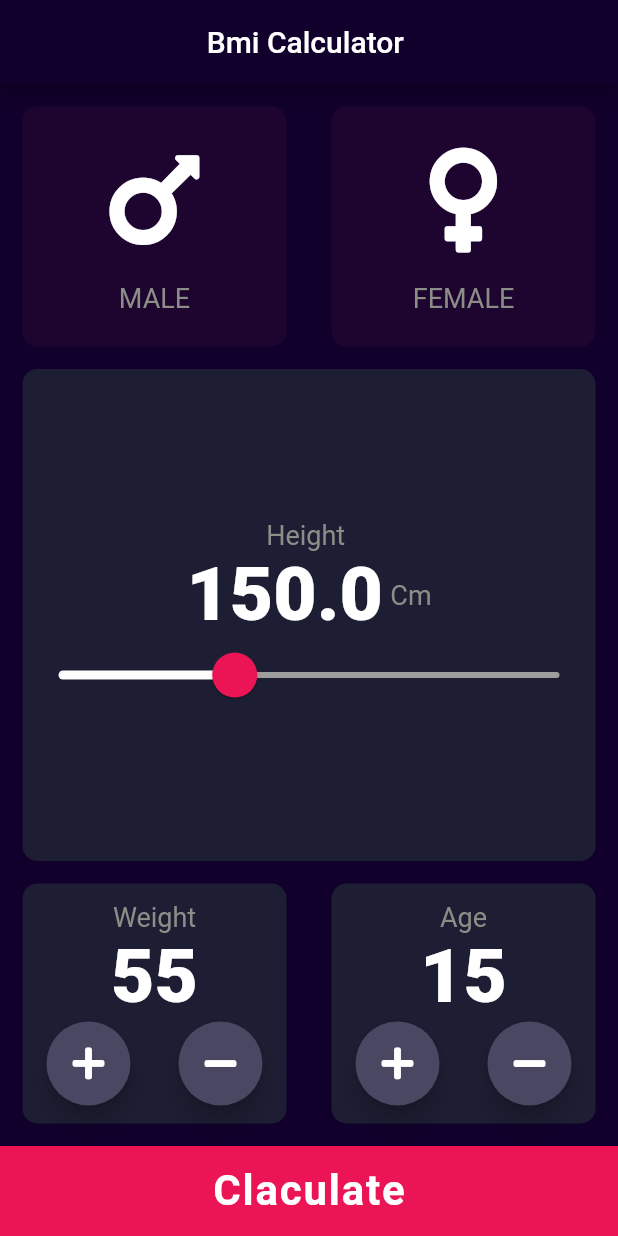
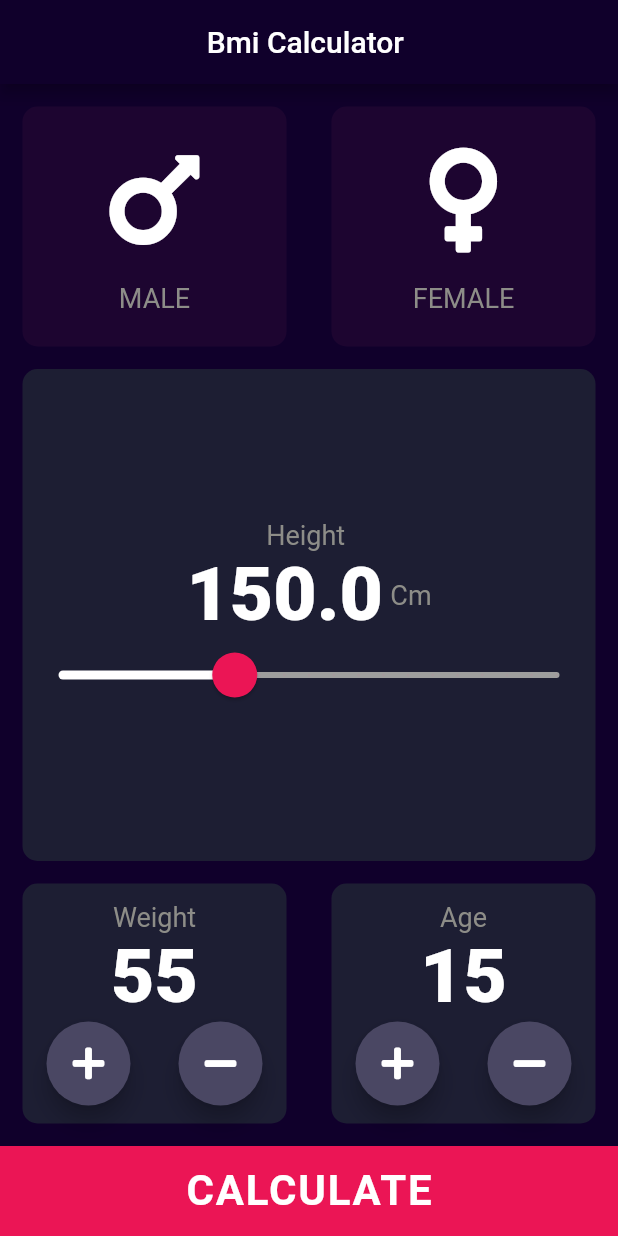
Before and after one commit to ikram-md/flutter, a Flutter app: the screen it shows after launch, on a phone screen of 412 x 824 dp. Run offline on Flutter 3.47's test engine with Material 2 defaults, Android fonts, the light colour scheme and no system bars; our stand-ins replace audioplayers, font_awesome_flutter, rflutter_alert.

Commit message:
refactored the code and seperated the card components

```diff
--- /dev/null
+++ b/bmi/lib/components/bottom_button.dart
@@ -0,0 +1,17 @@
+import 'package:flutter/material.dart';
+import 'constants.dart';
+
+class BottomButton extends StatelessWidget {
+  const BottomButton({Key key, this.onPress, this.buttonText})
+      : super(key: key);
+  final Function onPress;
+  final String buttonText;
+
+  @override
+  Widget build(BuildContext context) {
+    return TextButton(
+      onPressed: onPress,
+      child: Text(buttonText.toUpperCase(), style: bottoButtonText),
+    );
+  }
+}
--- a/bmi/lib/components/constants.dart
+++ b/bmi/lib/components/constants.dart
@@ -17,5 +17,7 @@ const localTextStyle = TextStyle(fontSize: 18.0, color: Color(0xff8d8d88));
 const biggerBoldText = TextStyle(fontSize: 100.0, fontWeight: FontWeight.w900);
 const successText = TextStyle(fontSize: 35.0, fontWeight: FontWeight.w500, color: Colors.green);
 const resultText = TextStyle(fontSize: 24.0, fontWeight: FontWeight.w400, );
+const bottoButtonText = TextStyle(color: Colors.white,fontSize: 28.0,fontWeight: FontWeight.w700,letterSpacing: 1.2);
+
 
 const bottomContainerHeight = 60.0;
--- /dev/null
+++ b/bmi/lib/components/custom_button.dart
@@ -0,0 +1,19 @@
+import 'package:flutter/material.dart';
+import 'constants.dart';
+
+class CustomButton extends StatelessWidget {
+  const CustomButton({ Key key, this.icon,this.onPress}) : super(key: key);
+  final Icon icon;
+  final Function onPress;
+  @override
+  Widget build(BuildContext context) {
+    return RawMaterialButton(
+      onPressed: onPress,
+      elevation: 6.0,
+      constraints: BoxConstraints.tightFor(width: 56.0, height: 56.0),
+      child: icon,
+      shape: CircleBorder(),
+      fillColor: activeColor,
+    );
+  }
+}
--- a/bmi/lib/input_page.dart
+++ b/bmi/lib/input_page.dart
@@ -7,6 +7,8 @@ import 'components/special_card.dart';
 import 'components/slider.dart';
 import 'package:font_awesome_flutter/font_awesome_flutter.dart';
 import '../app_logic/bmi_brain.dart';
+import '../components/bottom_button.dart';
+import '../components/custom_button.dart';
 
 //You cannot create enums inside of classes
 class InputPage extends StatefulWidget {
@@ -63,14 +65,14 @@ class _InputPageState extends State<InputPage> {
             ]),
             Expanded(
                 child: Container(
-                  child:SpecialSliderCard(
+              child: SpecialSliderCard(
                 height: height,
-                    onPress: (double val){
+                onPress: (double val) {
                   setState(() {
                     height = val;
                   });
-
-                  },),
+                },
+              ),
               margin: EdgeInsets.only(left: 15.0, right: 15.0),
               decoration: BoxDecoration(
                   color: primaryPurple,
@@ -83,29 +85,47 @@ class _InputPageState extends State<InputPage> {
                 cardChild: Column(
                   mainAxisAlignment: MainAxisAlignment.center,
                   children: <Widget>[
-                      Text('Weight', style: localTextStyle,),
-                      Text('$currentWeight', style: boldTextStyle,),
+                    Text(
+                      'Weight',
+                      style: localTextStyle,
+                    ),
+                    Text(
+                      '$currentWeight',
+                      style: boldTextStyle,
+                    ),
                     Row(
                       mainAxisAlignment: MainAxisAlignment.spaceAround,
                       children: <Widget>[
-                        CustomButton(icon : Icon(
+                        CustomButton(
+                          icon: Icon(
                             FontAwesomeIcons.plus,
                             color: Colors.white,
-                           ), func: (){setState(() {
-                             currentWeight<maxWright ? currentWeight++:currentWeight;
-                           });},),
-                        CustomButton(icon: Icon(
+                          ),
+                          onPress: () {
+                            setState(() {
+                              currentWeight < maxWright
+                                  ? currentWeight++
+                                  : currentWeight;
+                            });
+                          },
+                        ),
+                        CustomButton(
+                          icon: Icon(
                             FontAwesomeIcons.minus,
                             color: Colors.white,
-
-                           ), func: (){
+                          ),
+                          onPress: () {
                             setState(() {
-                              currentWeight>minWeight ? currentWeight--:currentWeight;
+                              currentWeight > minWeight
+                                  ? currentWeight--
+                                  : currentWeight;
                             });
-                           },)
-                      ],)
-
-                  ],),
+                          },
+                        )
+                      ],
+                    )
+                  ],
+                ),
               )),
               Expanded(
                   child: SpecialCard(
@@ -113,49 +133,59 @@ class _InputPageState extends State<InputPage> {
                 cardChild: Column(
                   mainAxisAlignment: MainAxisAlignment.center,
                   children: <Widget>[
-                      Text('Age', style: localTextStyle,),
-                      Text('$currentAge', style: boldTextStyle,),
+                    Text(
+                      'Age',
+                      style: localTextStyle,
+                    ),
+                    Text(
+                      '$currentAge',
+                      style: boldTextStyle,
+                    ),
                     Row(
                       mainAxisAlignment: MainAxisAlignment.spaceAround,
                       children: <Widget>[
-                        CustomButton(icon : Icon(
+                        CustomButton(
+                          icon: Icon(
                             FontAwesomeIcons.plus,
                             color: Colors.white,
-                           ), func: (){setState(() {
+                          ),
+                          onPress: () {
+                            setState(() {
                               currentAge++;
-                           });},),
-                        CustomButton(icon: Icon(
+                            });
+                          },
+                        ),
+                        CustomButton(
+                          icon: Icon(
                             FontAwesomeIcons.minus,
                             color: Colors.white,
-
-                           ), func: (){
+                          ),
+                          onPress: () {
                             setState(() {
                               currentAge--;
                             });
-                           },)
-
-                      ],)
-
-                  ],),
+                          },
+                        )
+                      ],
+                    )
+                  ],
+                ),
               ))
             ]),
             Container(
-              child: TextButton(
-                onPressed: (){
-                  Calculator calc = Calculator(height: height, weight: currentWeight);
-                  Navigator.push(context, MaterialPageRoute(builder: (context){
+              child: BottomButton(
+                buttonText: "Calculate",
+                onPress: () {
+                  Calculator calc =
+                      Calculator(height: height, weight: currentWeight);
+                  Navigator.push(context, MaterialPageRoute(builder: (context) {
                     return UserData(
                       bmiRes: calc.bmi_calculate(),
                       bmiText: calc.getResult(),
-                     bmiFeedback: calc.getFeedback(),);
+                      bmiFeedback: calc.getFeedback(),
+                    );
                   }));
                 },
-              child: Text("Claculate",
-              style: TextStyle(color: Colors.white,
-               fontSize: 28.0,
-                fontWeight: FontWeight.w700,
-                 letterSpacing: 1.2),
-              ),
               ),
               color: Color(0xffeb1555),
               height: bottomContainerHeight,
@@ -165,26 +195,3 @@ class _InputPageState extends State<InputPage> {
     );
   }
 }
-
-//building my own button
-class CustomButton extends StatelessWidget {
-  final Icon icon;
-  final Function func;
-  const CustomButton({ Key key , this.icon, this.func}) : super(key: key);
-
-  @override
-  Widget build(BuildContext context) {
-    return RawMaterialButton(
-      onPressed: func,
-      elevation: 6.0,
-      constraints: BoxConstraints.tightFor(
-        width: 56.0,
-        height: 56.0
-      ),
-      child: icon,
-      shape: CircleBorder(),
-      fillColor: activeColor,
-
-    );
-  }
-}
```
Also changed, not shown: bmi/lib/Screens/user_data.dart (+23 -17 lines). Lines whose indentation alone changed are shown as unchanged.
